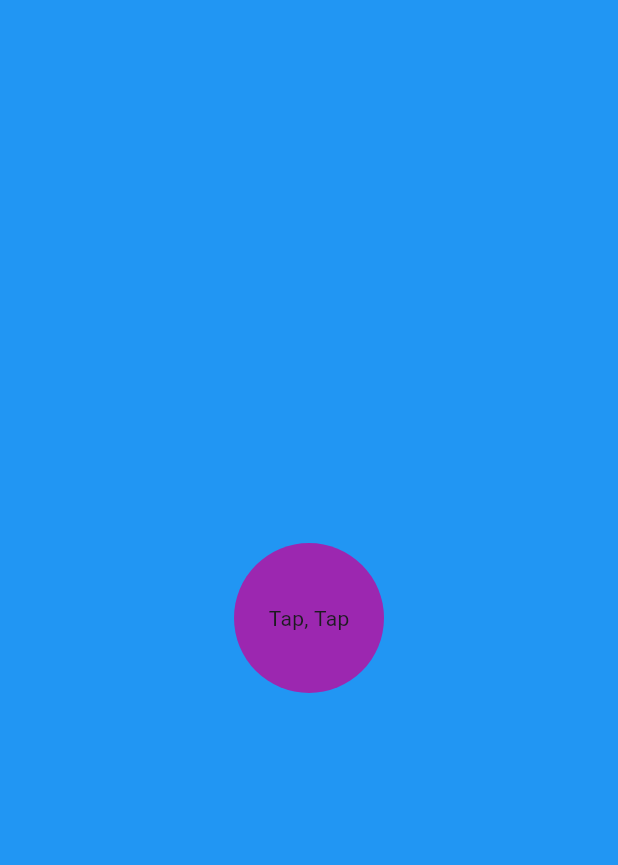
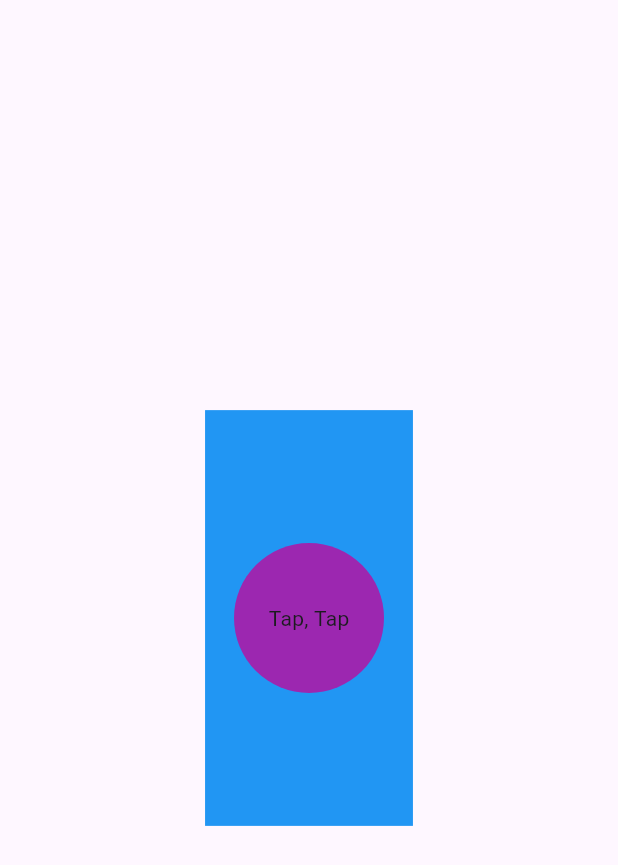
Before and after one commit to summydev/animdo, a Flutter app: the first screen one second after launch, on a phone screen of 412 x 824 dp. Shown: the top 865 px of the screen. Run offline on Flutter 3.47's test engine with Material 3 defaults, Android fonts, the phone set to English and light mode, and no system bars.

```diff
--- a/lib/view/animdo.dart
+++ b/lib/view/animdo.dart
@@ -1,5 +1,3 @@
-import 'dart:ffi';
-
 import 'package:flutter/material.dart';
 
 class Animdo extends StatefulWidget {
@@ -11,7 +9,7 @@ class Animdo extends StatefulWidget {
 
 class _AnimdoState extends State<Animdo> {
   double _buttonRadius = 100.0;
-  // final Tween<double> _backgroundScale= ;
+  final Tween<double> _backgroundScale= Tween<double>( begin: 0.0, end: 1.0);
   @override
   Widget build(BuildContext context) {
     return Scaffold(
@@ -29,7 +27,16 @@ class _AnimdoState extends State<Animdo> {
   }
 
   Widget _pageBackground(){
-    return Placeholder(
+    return TweenAnimationBuilder(
+      curve: Curves.easeInOutQuad,
+      tween:_backgroundScale ,
+      duration: Duration(seconds: 2),
+      builder: (_context,double _scale,_child){
+        return Transform.scale(
+          scale: _scale,
+          child: _child,
+        );
+      },
       child: Container(
         color: Colors.blue,
       ),
```
